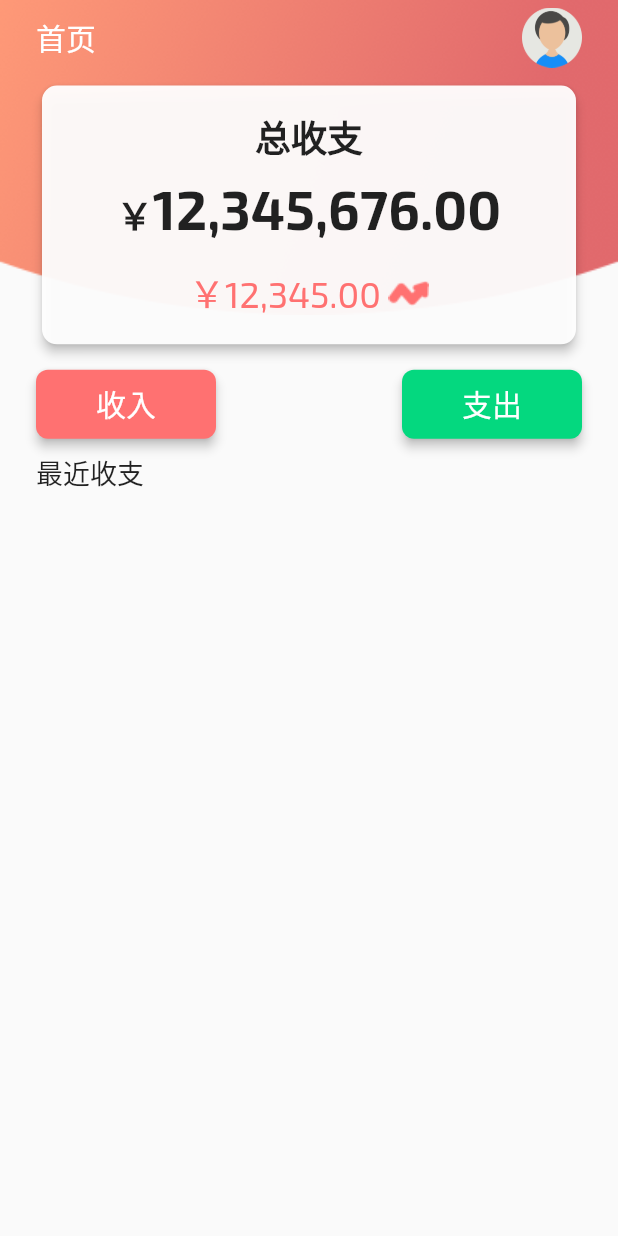
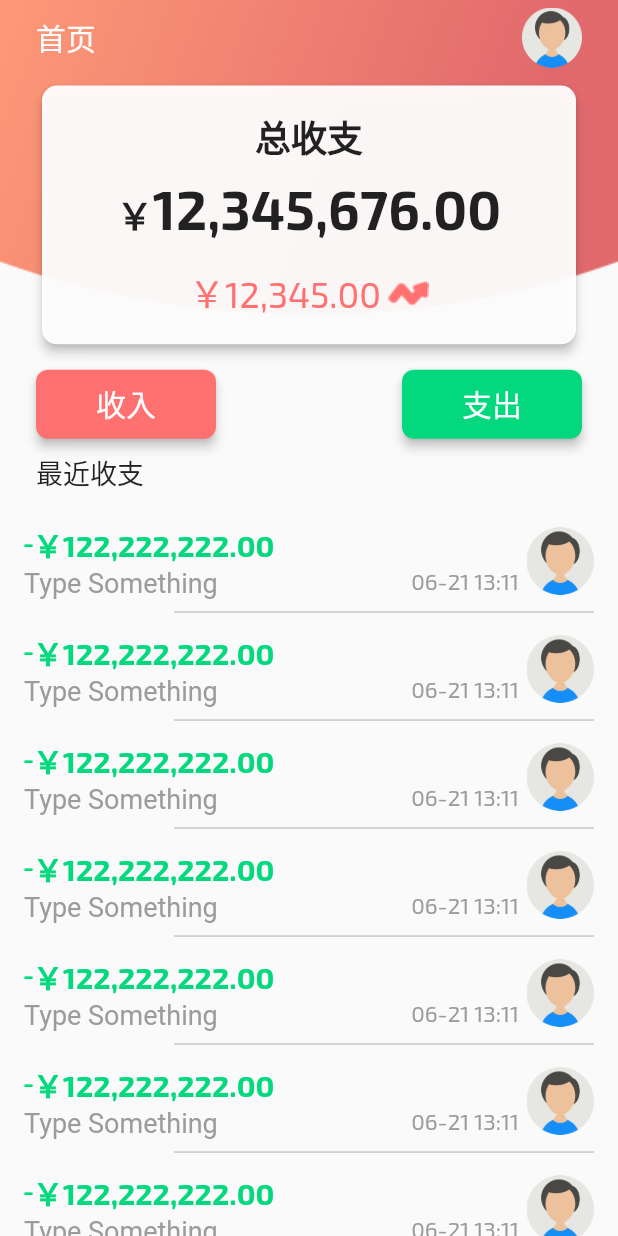
Before and after one commit to kevinhqf/quicknote_flutter, a Flutter app: the screen it shows after launch, on a phone screen of 412 x 824 dp. Run offline on Flutter 3.47's test engine with Material 2 defaults, Android fonts, the phone set to English and light mode, and no system bars; our stand-ins replace sprintf.

Commit message:
finish home ui

```diff
--- a/lib/widget/home/HomeListWidget.dart
+++ b/lib/widget/home/HomeListWidget.dart
@@ -11,25 +11,96 @@ class _HomeListWidgetState extends State<HomeListWidget> {
   Widget build(BuildContext context) {
     return Container(
       margin: EdgeInsets.only(top: 8),
+      child: MediaQuery.removePadding(
+        removeTop: true,
+        context: context,
+        child: ListView.builder(
+          shrinkWrap: true,
+          itemCount: 10,
+          itemBuilder: (BuildContext context, int index) {
+            return _dataTile();
+          },
+        ),
+      ),
+    );
+  }
+
+/* ListView.builder(
+                padding: const EdgeInsets.all(8),
+                itemCount: 10,
+                itemBuilder: (BuildContext context, int index) {
+                  return _dataTile();
+                }) */
+  Widget _dataTile() {
+    return Container(
+        margin: EdgeInsets.only(left: 16, right: 16, top: 12),
         child: Column(
+          mainAxisAlignment: MainAxisAlignment.start,
+          crossAxisAlignment: CrossAxisAlignment.stretch,
           children: <Widget>[
             Flex(
               direction: Axis.horizontal,
+              mainAxisAlignment: MainAxisAlignment.spaceBetween,
+              children: <Widget>[
+                Column(
                   mainAxisAlignment: MainAxisAlignment.start,
+                  crossAxisAlignment: CrossAxisAlignment.start,
                   children: <Widget>[
-              Padding(
-                padding: EdgeInsets.only(left: 24),
-                child: Text(
-                  "最近收支",
-                  style: TextStyle(fontSize: 18),
+                    Row(
+                      children: <Widget>[
+                        Text(
+                          '-',
+                          style:
+                              TextStyle(fontSize: 22, color: Color(0xff04d87f)),
                         ),
+                        Text(
+                          '￥122,222,222.00',
+                          style: TextStyle(
+                              fontSize: 20,
+                              fontFamily: 'Exo2',
+                              fontWeight: FontWeight.bold,
+                              color: Color(0xff04d87f)),
                         )
                       ],
                     ),
-          // list
-
+                    Text(
+                      'Type Something',
+                      style: TextStyle(
+                        fontSize: 18,
+                        color: Color(0xff9b9b9b),
+                      ),
+                    ),
                   ],
                 ),
-    );
+                Row(
+                  mainAxisAlignment: MainAxisAlignment.start,
+                  crossAxisAlignment: CrossAxisAlignment.end,
+                  children: <Widget>[
+                    Padding(
+                      padding: EdgeInsets.only(right: 5),
+                      child: Text(
+                        '06-21 13:11',
+                        style: TextStyle(
+                            fontSize: 15,
+                            fontFamily: 'Exo2',
+                            color: Color(0xff9b9b9b)),
+                      ),
+                    ),
+                    Image.asset(
+                      'images/icon_user.png',
+                      height: 45,
+                      width: 45,
+                    )
+                  ],
+                ),
+              ],
+            ),
+            Container(
+              height: 1,
+              color: Color(0x82979797),
+              margin: EdgeInsets.only(top: 8, left: 100),
+            ),
+          ],
+        ));
   }
 }
--- a/lib/widget/home/HomePageWidget.dart
+++ b/lib/widget/home/HomePageWidget.dart
@@ -51,8 +51,25 @@ class _HomePageWidgetState extends State<HomePageWidget> {
               ),
               // 按钮部件
               HomeButtonWidget(),
+              // label
+              Flex(
+                direction: Axis.horizontal,
+                mainAxisAlignment: MainAxisAlignment.start,
+                children: <Widget>[
+                  Padding(
+                    padding: EdgeInsets.only(left: 24, top: 8),
+                    child: Text(
+                      "最近收支",
+                      style: TextStyle(fontSize: 18),
+                    ),
+                  )
+                ],
+              ),
               // 列表
-              HomeListWidget()
+              Expanded(
+                child: HomeListWidget(),
+              )
+
             ],
           ),
         ),
```
Lines whose indentation alone changed are shown as unchanged.
